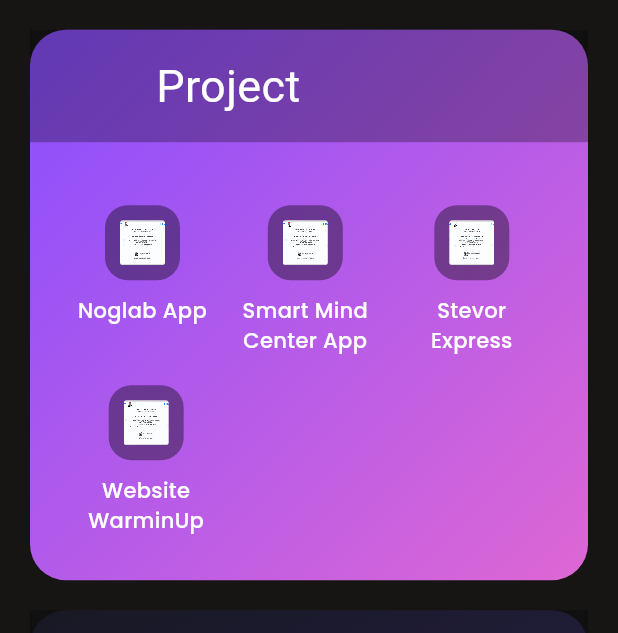
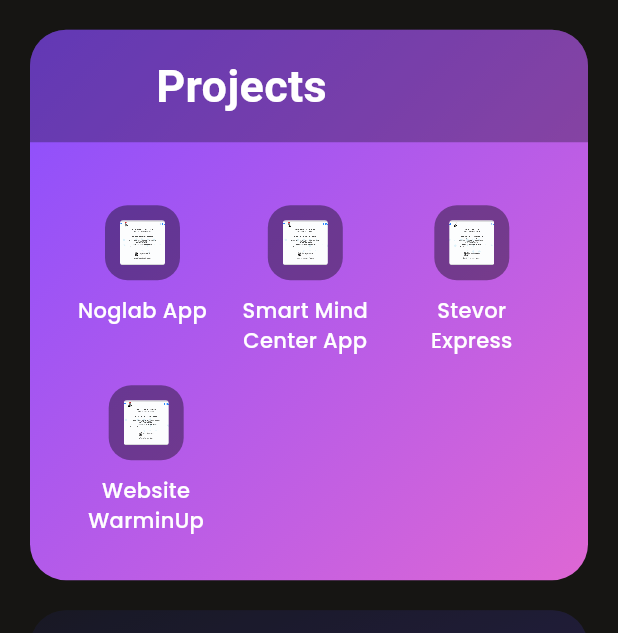
Before and after one commit to haidarahlan/my-website, a Flutter app: the screen it shows after launch, scrolled down 576 dp, on a phone screen of 412 x 824 dp, the part 603-1236 px from its top. Run offline on Flutter 3.47's test engine with Material 3 defaults, Android fonts, the phone set to English and light mode, and no system bars; drawn by our look-alikes of loader_overlay; our stand-ins replace auto_route, connectivity_plus, flutter_screenutil, flutter_svg, get_it, google_fonts and 1 more; generated files the repository leaves out were written again; Roboto replaces fonts that are missing (Nunito).

Commit message:
minor changes(ui): Title text

```diff
--- a/lib/features/home/presentation/widgets/exprience_ui/home_experience_card_ui.dart
+++ b/lib/features/home/presentation/widgets/exprience_ui/home_experience_card_ui.dart
@@ -67,12 +67,20 @@ class HomeExperienceCardUi extends StatelessWidget {
             padding: EdgeInsets.symmetric(horizontal: 84, vertical: 16),
             decoration: BoxDecoration(
               color: AppColors.textBlack.withValues(alpha: 0.3),
+              borderRadius: BorderRadius.only(
+                topLeft: Radius.circular(24),
+                topRight: Radius.circular(24),
+              ),
             ),
             child: Text(
               "Experience",
               overflow: TextOverflow.ellipsis,
               maxLines: 1,
-              style: TextStyle(color: Colors.white, fontSize: 30),
+              style: TextStyle(
+                color: Colors.white,
+                fontSize: 30,
+                fontWeight: FontWeight.bold,
+              ),
             ),
           ),
           SizedBox(height: 12),
--- a/lib/features/home/presentation/widgets/project_ui/home_project_card_ui.dart
+++ b/lib/features/home/presentation/widgets/project_ui/home_project_card_ui.dart
@@ -26,12 +26,20 @@ class HomeProjectCardUi extends StatelessWidget {
             padding: EdgeInsets.symmetric(horizontal: 84, vertical: 16),
             decoration: BoxDecoration(
               color: AppColors.textBlack.withValues(alpha: 0.3),
+              borderRadius: BorderRadius.only(
+                topLeft: Radius.circular(24),
+                topRight: Radius.circular(24),
+              ),
             ),
             child: Text(
-              "Project",
+              "Projects",
               overflow: TextOverflow.ellipsis,
               maxLines: 1,
-              style: TextStyle(color: Colors.white, fontSize: 30),
+              style: TextStyle(
+                color: Colors.white,
+                fontSize: 30,
+                fontWeight: FontWeight.bold,
+              ),
             ),
           ),
           SizedBox(height: 12),
```
Also changed, not shown: lib/features/home/presentation/widgets/certificate_ui/home_certificate_card_ui.dart (+10 -2 lines).
